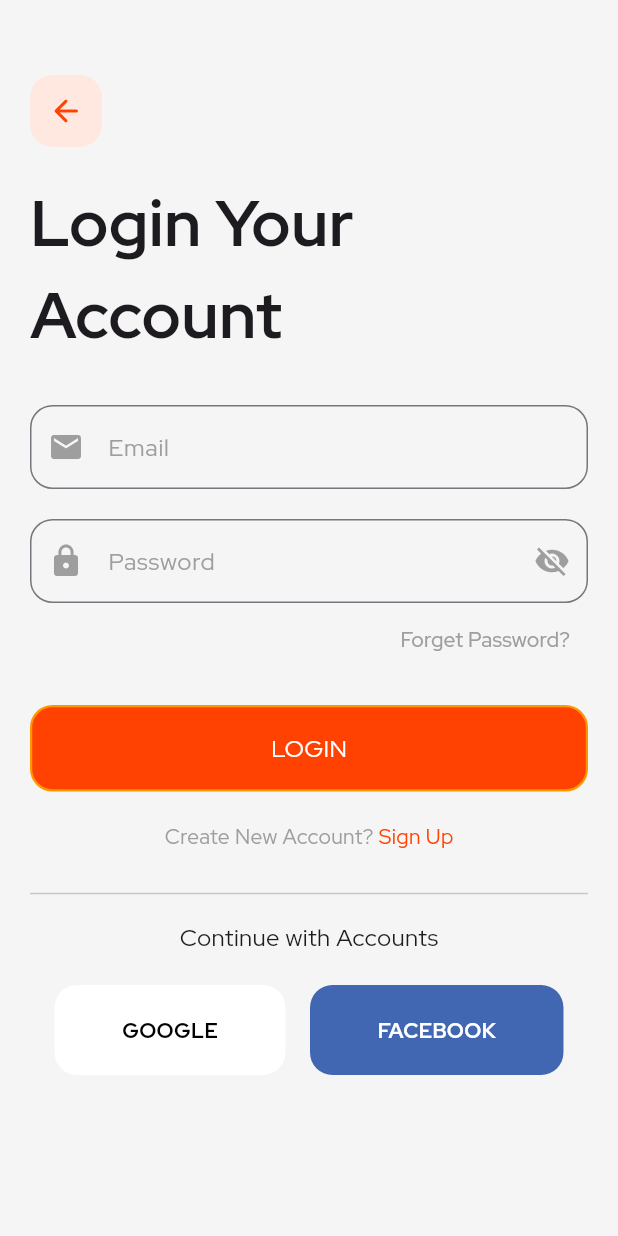
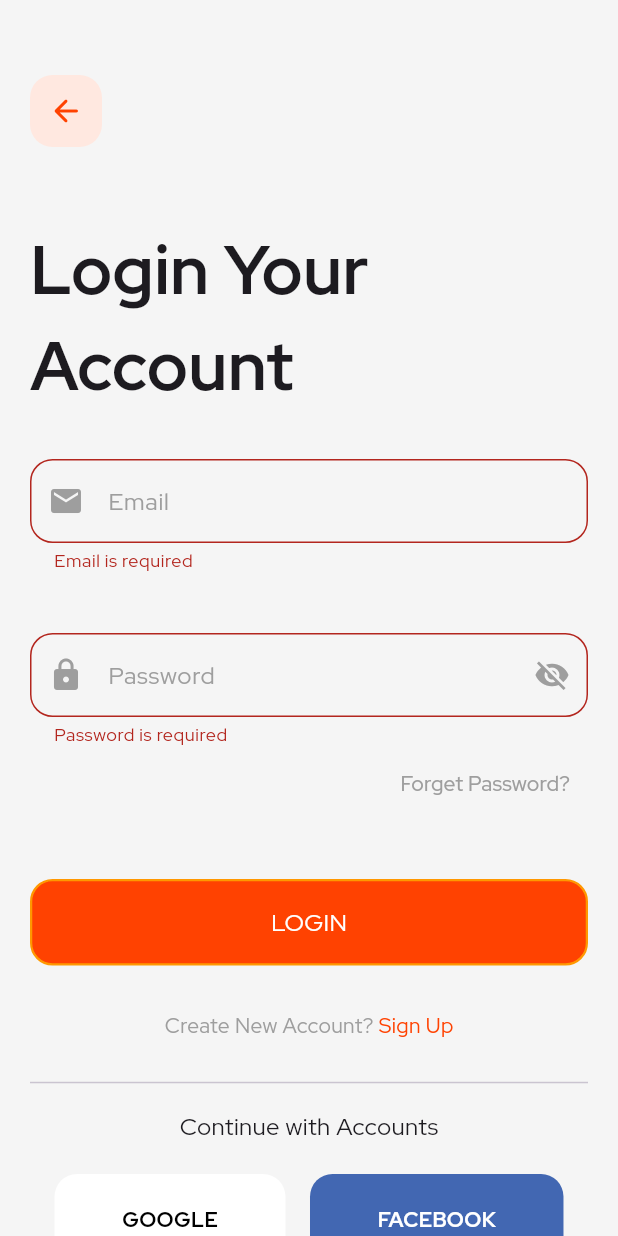
Before and after one commit to Kevinlad/practical_task, a Flutter app: the screen it shows after launch, after a tap on "LOGIN", on a phone screen of 412 x 824 dp. Run offline on Flutter 3.47's test engine with Material 3 defaults, Android fonts, the phone set to English and light mode, and no system bars; our stand-ins replace get, shared_preferences; accounts and stored records are empty.

Commit message:
first commit

```diff
--- a/lib/main.dart
+++ b/lib/main.dart
@@ -1,6 +1,6 @@
 import 'package:flutter/material.dart';
 import 'package:get/get_navigation/src/root/get_material_app.dart';
-import 'package:pratical_task/view/login_screen.dart';
+
 import 'package:pratical_task/view/splash_screen.dart';
 
 void main() {
--- a/lib/view/home_page.dart
+++ b/lib/view/home_page.dart
@@ -1,6 +1,5 @@
 import 'package:flutter/material.dart';
 import 'package:pratical_task/model/user_date.dart';
-
 
 import '../view_model/user_preference.dart';
 
@@ -50,7 +49,7 @@ class _HomePageState extends State<HomePage> {
                   ElevatedButton(
                     onPressed: () async {
                       await UserPreference().clearUser();
-                      Navigator.of(context).pop(); // Logout
+                      Navigator.of(context).pop();
                     },
                     child: Text("Logout"),
                   ),
--- a/lib/view/login_screen.dart
+++ b/lib/view/login_screen.dart
@@ -36,11 +36,11 @@ class LoginScreen extends StatelessWidget {
                   onPressed: () {},
                 ),
               ),
-              const SizedBox(height: 20),
+              const SizedBox(height: 50),
               const Text(
                 'Login Your Account',
                 style: TextStyle(
-                  fontSize: 43,
+                  fontSize: 45,
                   fontWeight: FontWeight.w700,
                 ),
               ),
@@ -60,7 +60,7 @@ class LoginScreen extends StatelessWidget {
                   return null;
                 },
               ),
-              const SizedBox(height: 20),
+              const SizedBox(height: 40),
               CustomTextField(
                 editingController: controller.passwordController,
                 hintText: 'Password',
@@ -83,22 +83,22 @@ class LoginScreen extends StatelessWidget {
                   ),
                 ),
               ),
-              const SizedBox(height: 20),
+              const SizedBox(height: 40),
               Obx(() {
                 return controller.isLoading.value
                     ? Center(child: const CircularProgressIndicator())
                     : CustomButtom(
                         text: 'LOGIN',
                         onPressed: () {
-                          // if (_formKey.currentState?.validate() ?? false) {
+                          if (_formKey.currentState?.validate() ?? false) {
                           controller.login();
-                          // }
+                          }
                         },
                         color: Color(0xFFFF4201),
                         textColor: Colors.white,
                       );
               }),
-              const SizedBox(height: 20),
+              const SizedBox(height: 30),
               Row(
                 mainAxisAlignment: MainAxisAlignment.center,
                 children: [
--- a/lib/view/sign_up.dart
+++ b/lib/view/sign_up.dart
@@ -44,7 +44,7 @@ class RegisterScreen extends StatelessWidget {
                 const Text(
                   "Create your Account",
                   style: TextStyle(
-                    fontSize: 40,
+                    fontSize: 45,
                     fontWeight: FontWeight.bold,
                     color: Colors.black,
                   ),
--- a/lib/view_model/auth_view_model.dart
+++ b/lib/view_model/auth_view_model.dart
@@ -1,5 +1,5 @@
 import 'dart:convert';
-import 'dart:math';
+
 import 'package:http/http.dart' as http;
 
 import 'package:flutter/material.dart';
@@ -79,7 +79,6 @@ class AuthViewModel extends GetxController {
   }
 
   void signUp() async {
-
     print(gender);
     print(
         "${firstNameController.text} ${lastNameController.text} ${emailController.text} ${passwordController.text},${passwordController.text}");
```
